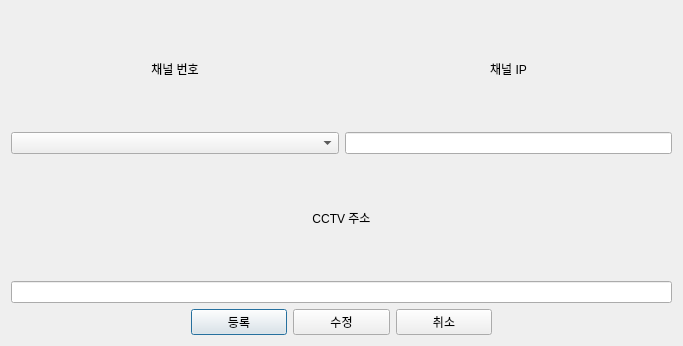
Qt form ui/setCCTVDialog.ui (minwook96/stitching) before a commit.
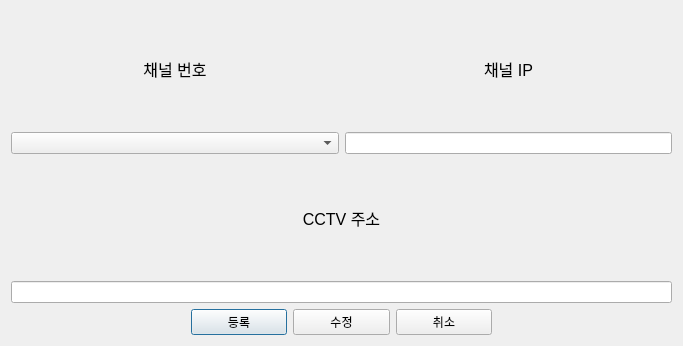
The same form after that commit.

What changed in the file:
```diff
--- a/ui/setCCTVDialog.ui
+++ b/ui/setCCTVDialog.ui
@@ -10,6 +10,11 @@
     <height>346</height>
    </rect>
   </property>
+  <property name="font">
+   <font>
+    <family>Ubuntu</family>
+   </font>
+  </property>
   <property name="windowTitle">
    <string>Dialog</string>
   </property>
@@ -28,6 +33,12 @@
      </item>
      <item row="0" column="0">
       <widget class="QLabel" name="label">
+       <property name="font">
+        <font>
+         <family>Ubuntu</family>
+         <pointsize>12</pointsize>
+        </font>
+       </property>
        <property name="layoutDirection">
         <enum>Qt::LeftToRight</enum>
        </property>
@@ -57,6 +68,12 @@
      </item>
      <item row="0" column="1">
       <widget class="QLabel" name="label_2">
+       <property name="font">
+        <font>
+         <family>Ubuntu</family>
+         <pointsize>12</pointsize>
+        </font>
+       </property>
        <property name="styleSheet">
         <string notr="true"/>
        </property>
@@ -74,6 +91,12 @@
     <layout class="QVBoxLayout" name="verticalLayout_2">
      <item>
       <widget class="QLabel" name="label_3">
+       <property name="font">
+        <font>
+         <family>Ubuntu</family>
+         <pointsize>12</pointsize>
+        </font>
+       </property>
        <property name="styleSheet">
         <string notr="true"/>
        </property>
```
Left out of the diff: 30 changed lines with no effect on the pictures.
